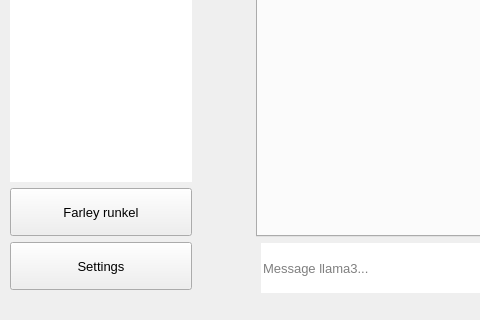
The window that forms/mainwindow.ui (farleyrunkel/qollama) describes before a commit, drawn with Qt 5; both pictures show x 0 to 480 and y 272 to 592 of the 944 by 592 pixel window.
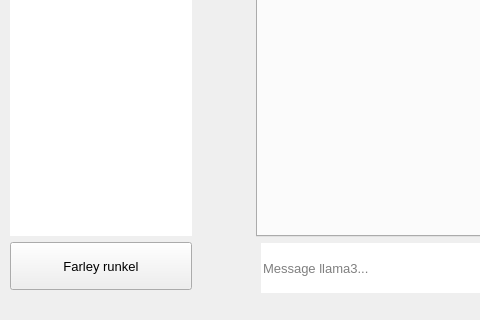
The same window after the commit. Icons and pictures are not drawn. Custom widgets are drawn as their Qt base class.

The edit to the form file:
```diff
--- a/forms/mainwindow.ui
+++ b/forms/mainwindow.ui
@@ -288,47 +288,6 @@
              </property>
             </widget>
            </item>
-           <item>
-            <widget class="QPushButton" name="settingButton">
-             <property name="sizePolicy">
-              <sizepolicy hsizetype="Expanding" vsizetype="Fixed">
-               <horstretch>0</horstretch>
-               <verstretch>0</verstretch>
-              </sizepolicy>
-             </property>
-             <property name="minimumSize">
-              <size>
-               <width>0</width>
-               <height>48</height>
-              </size>
-             </property>
-             <property name="maximumSize">
-              <size>
-               <width>16777215</width>
-               <height>48</height>
-              </size>
-             </property>
-             <property name="focusPolicy">
-              <enum>Qt::NoFocus</enum>
-             </property>
-             <property name="styleSheet">
-              <string notr="true"/>
-             </property>
-             <property name="text">
-              <string>Settings</string>
-             </property>
-             <property name="icon">
-              <iconset resource="../resouces.qrc">
-               <normaloff>:/icon/gear.svg</normaloff>:/icon/gear.svg</iconset>
-             </property>
-             <property name="iconSize">
-              <size>
-               <width>30</width>
-               <height>30</height>
-              </size>
-             </property>
-            </widget>
-           </item>
           </layout>
          </widget>
         </item>
@@ -724,11 +683,6 @@
   </widget>
  </widget>
  <customwidgets>
-  <customwidget>
-   <class>INewChatButton</class>
-   <extends>QPushButton</extends>
-   <header location="global">ioverlaybutton.h</header>
-  </customwidget>
   <customwidget>
    <class>IHistoryList</class>
    <extends>QListWidget</extends>
@@ -740,6 +694,11 @@
    <header location="global">iwelcomepage.h</header>
    <container>1</container>
   </customwidget>
+  <customwidget>
+   <class>INewChatButton</class>
+   <extends>QPushButton</extends>
+   <header location="global">ioverlaybutton.h</header>
+  </customwidget>
  </customwidgets>
  <resources>
   <include location="../resouces.qrc"/>
```
